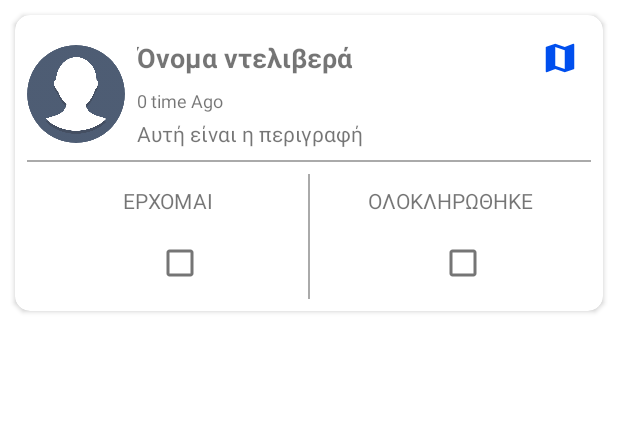
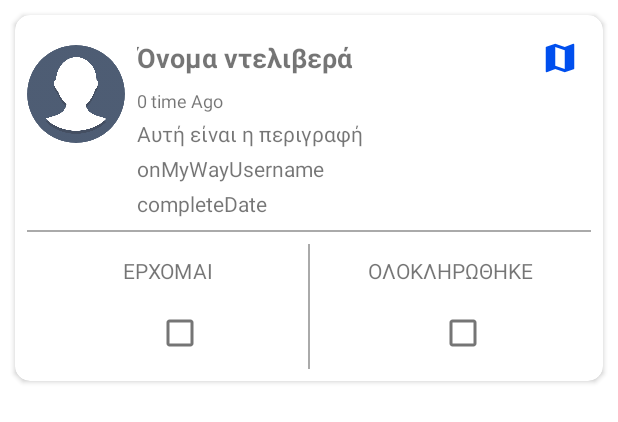
Before and after one commit to orestislef/I_want_a_delivery, an Android app: the layout single_view_post.xml on its own in the app's theme, with its tools: preview values and no code run, on a phone screen of 412 x 824 dp. Shown: the top 422 px of the screen. Run offline under Robolectric (Android 15) with nearby library versions, the phone set to English and light mode, and no system bars.

Commit message:
all working *TODO: who sees what *Added: onMyWayUsername Database update when onMyWayCB.isChecked(UsernameV)  and completeDate when completeCB checked  *Added: TODO  *Added logic to CheckButton completeCB only clickable when coming is checked

```diff
--- a/app/src/main/java/com/revinad/iwantadelivery/MyViewHolder.java
+++ b/app/src/main/java/com/revinad/iwantadelivery/MyViewHolder.java
@@ -27,7 +27,7 @@ public class MyViewHolder extends RecyclerView.ViewHolder {
     private final String TAG = "MyViewHolder";
 
     CircleImageView profileImage;
-    TextView username, timeAgo, postDesc;
+    TextView username, timeAgo, postDesc, onMyWayUsername, completeDate;
     CardView cardView;
     ConstraintLayout singleViewPostConstraint;
     CheckBox completeCB, onMyWayCB;
@@ -46,13 +46,13 @@ public class MyViewHolder extends RecyclerView.ViewHolder {
         completeCB = itemView.findViewById(R.id.completedCB);
         onMyWayCB = itemView.findViewById(R.id.onMyWayCB);
         mapBtn = itemView.findViewById(R.id.mapBtn);
+        onMyWayUsername = itemView.findViewById(R.id.onMyWayUsername);
+        completeDate = itemView.findViewById(R.id.completeDate);
 
         completeCB.setClickable(false);
     }
 
     public void initCB(String postKey, DatabaseReference postRef, Context context, String mUsername, String mDate) {
-        //TODO: if onMyWayCB.isChecked(false) -> completeCB.setClickable(false) *need to +id the view
-        //      if onMyWayCB.isChecked(true) -> completeCB.setClickable(true)
 
         onMyWayCB.setOnCheckedChangeListener(new CompoundButton.OnCheckedChangeListener() {
             @Override
@@ -61,12 +61,15 @@ public class MyViewHolder extends RecyclerView.ViewHolder {
                 hashMap.put(context.getString(R.string.ref_posts_on_my_way), isChecked);
                 hashMap.put(context.getString(R.string.ref_post_username_of_on_my_way), mUsername);
 
+                onMyWayUsername.setText(mUsername);
+
                 postRef.child(postKey).updateChildren(hashMap).addOnCompleteListener(new OnCompleteListener<Void>() {
                     @Override
                     public void onComplete(@NonNull Task<Void> task) {
                         if (task.isSuccessful()) {
                             onMyWayCB.setClickable(!isChecked);
                             completeCB.setClickable(isChecked);
+
                             Log.d(TAG, "onComplete: onMyWayCB: " + isChecked);
                         }
                     }
@@ -82,11 +85,14 @@ public class MyViewHolder extends RecyclerView.ViewHolder {
                 hashMap.put(context.getString(R.string.ref_posts_completed), isChecked);
                 hashMap.put(context.getString(R.string.ref_post_completed_date), mDate);
 
+                completeDate.setText(mDate);
+
                 postRef.child(postKey).updateChildren(hashMap).addOnCompleteListener(new OnCompleteListener<Void>() {
                     @Override
                     public void onComplete(@NonNull Task<Void> task) {
                         if (task.isSuccessful()) {
                             completeCB.setClickable(!isChecked);
+
                             Log.d(TAG, "onComplete: completeCB: " + isChecked);
                         }
                     }
--- a/app/src/main/res/layout/single_view_post.xml
+++ b/app/src/main/res/layout/single_view_post.xml
@@ -81,8 +81,9 @@
                 android:layout_marginEnd="8dp"
                 android:background="@android:color/darker_gray"
                 app:layout_constraintEnd_toEndOf="parent"
+                app:layout_constraintHorizontal_bias="0.0"
                 app:layout_constraintStart_toStartOf="parent"
-                app:layout_constraintTop_toBottomOf="@+id/postDescription" />
+                app:layout_constraintTop_toBottomOf="@+id/completeDate" />
 
             <CheckBox
                 android:id="@+id/onMyWayCB"
@@ -154,6 +155,26 @@
                 app:layout_constraintEnd_toEndOf="parent"
                 app:layout_constraintTop_toTopOf="parent" />
 
+            <TextView
+                android:id="@+id/onMyWayUsername"
+                android:layout_width="0dp"
+                android:layout_height="wrap_content"
+                android:layout_marginTop="4dp"
+                android:text="onMyWayUsername"
+                app:layout_constraintEnd_toEndOf="@+id/postDescription"
+                app:layout_constraintStart_toStartOf="@+id/postDescription"
+                app:layout_constraintTop_toBottomOf="@+id/postDescription" />
+
+            <TextView
+                android:id="@+id/completeDate"
+                android:layout_width="0dp"
+                android:layout_height="wrap_content"
+                android:layout_marginTop="4dp"
+                android:text="completeDate"
+                app:layout_constraintEnd_toEndOf="@+id/onMyWayUsername"
+                app:layout_constraintStart_toStartOf="@+id/onMyWayUsername"
+                app:layout_constraintTop_toBottomOf="@+id/onMyWayUsername" />
+
         </androidx.constraintlayout.widget.ConstraintLayout>
 
     </androidx.cardview.widget.CardView>
```
